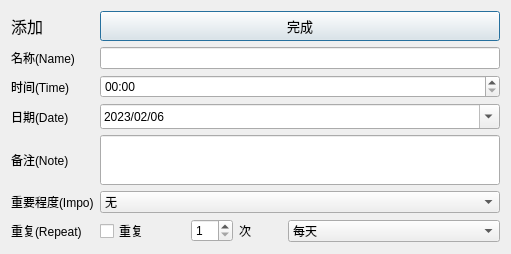
Qt form AppeaRemind/addnew.ui (yzc0731/copy_from_xiang) before a commit.
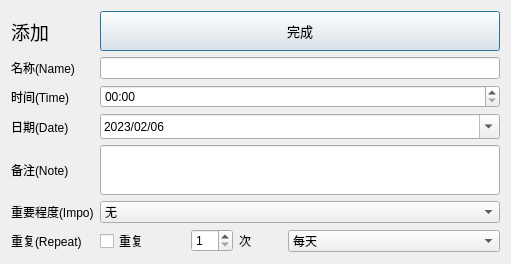
The same form after that commit.

What changed in the file:
```diff
--- a/AppeaRemind/addnew.ui
+++ b/AppeaRemind/addnew.ui
@@ -7,7 +7,7 @@
     <x>0</x>
     <y>0</y>
     <width>511</width>
-    <height>251</height>
+    <height>261</height>
    </rect>
   </property>
   <property name="windowTitle">
@@ -166,7 +166,7 @@
      <property name="minimumSize">
       <size>
        <width>0</width>
-       <height>30</height>
+       <height>40</height>
       </size>
      </property>
      <property name="font">
@@ -272,12 +272,12 @@
      <property name="minimumSize">
       <size>
        <width>30</width>
-       <height>30</height>
+       <height>40</height>
       </size>
      </property>
      <property name="font">
       <font>
-       <pointsize>12</pointsize>
+       <pointsize>14</pointsize>
       </font>
      </property>
      <property name="text">
```
Left out of the diff: 5 changed lines with no effect on the pictures.
